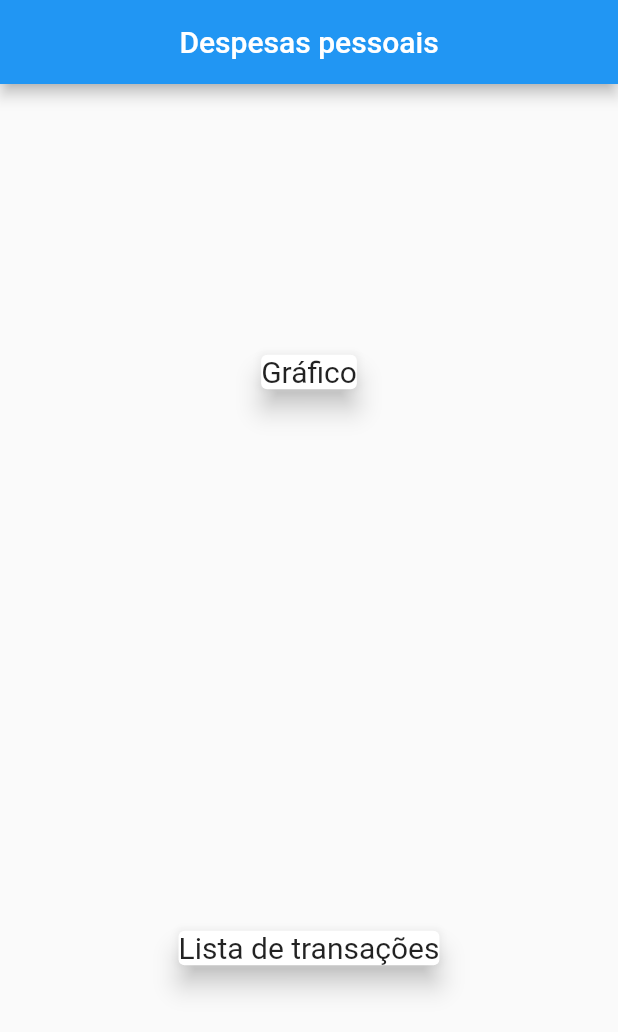
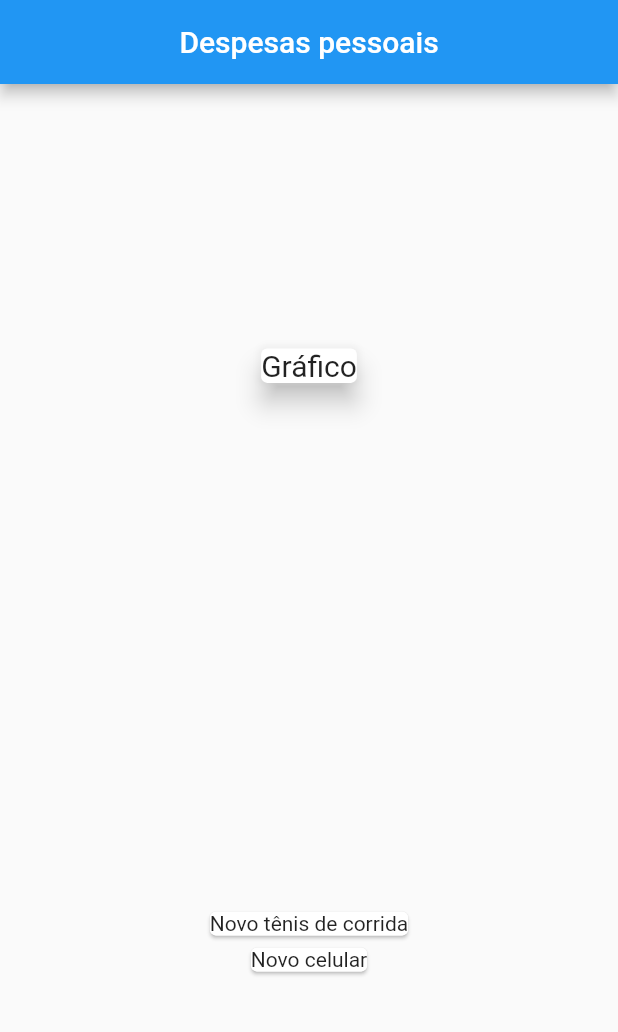
Before and after one commit to e-medeiros1/controle_de_despesas, a Flutter app: the screen it shows after launch, on a phone screen of 412 x 824 dp. Shown: the top 1032 px of the screen. Run offline on Flutter 3.47's test engine with Material 2 defaults, Android fonts, the phone set to English and light mode, and no system bars.

Commit message:
Mostrando objetos de uma classe na tela

```diff
--- a/lib/despesas.dart
+++ b/lib/despesas.dart
@@ -47,17 +47,16 @@ class _DespesasState extends State<Despesas> {
                 ),
               ),
             ),
-            SizedBox(
-              child: Center(
-                child: Card(
-                  child: Text(
-                    'Lista de transações',
-                    style: TextStyle(fontSize: 20),
-                  ),
-                  elevation: 7,
-                ),
-              ),
-            ),
+            //Criando objetos visuais através do map
+            Column(
+              children: [
+                ..._transaction.map((tr) {
+                  return Card(
+                    child: Text(tr.title),
+                  );
+                }).toList(),
+              ],
+            )
           ],
         ));
   }
```
